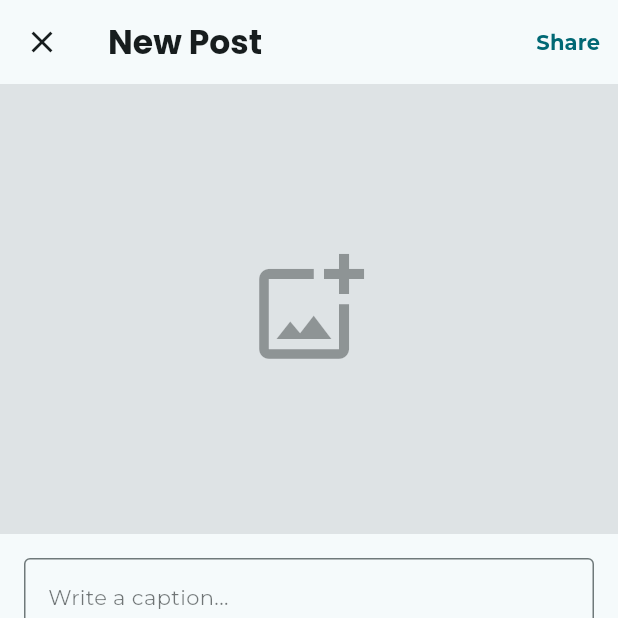
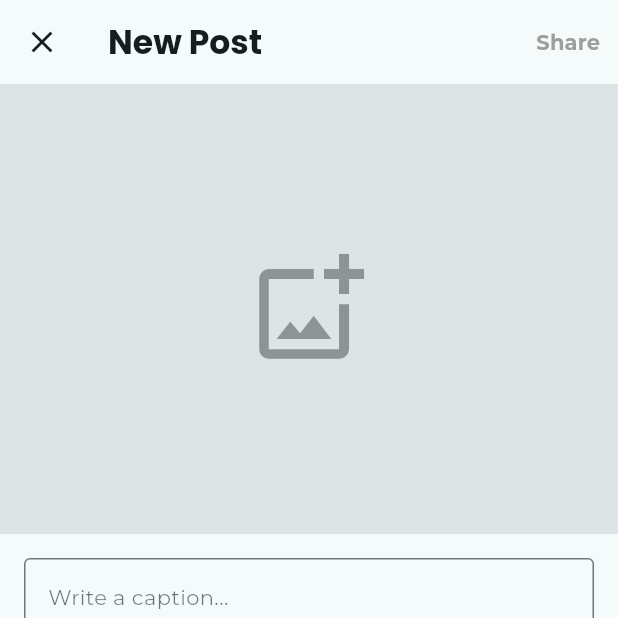
Before and after one commit to sandeeffendi/dicoding_story_app, a Flutter app: the CreatePostPage screen opened by its route, on a phone screen of 412 x 824 dp, the top half of it. Run offline on Flutter 3.47's test engine with Material 3 defaults, Android fonts, the phone set to English and light mode, and no system bars; our stand-ins replace freezed_annotation, geocoding, get_it, go_router, google_fonts, google_maps_flutter and 4 more; accounts and stored records are empty.

Commit message:
Merge Pull Request #13 from Branch feat/post-part2 into Branch Part-2
* feat(post): create post location page to select user story location

* feat(post): migrate post location page state mangement with provider

* feat(post): implement add story location feature on post page

```diff
--- a/lib/app/story_app_router.dart
+++ b/lib/app/story_app_router.dart
@@ -10,6 +10,7 @@ import 'package:intermediate_first_submission/features/detail/pages/detail_page.
 import 'package:intermediate_first_submission/features/explore/pages/explore_page.dart';
 import 'package:intermediate_first_submission/features/feed/pages/feed_page.dart';
 import 'package:intermediate_first_submission/features/home/pages/home_page.dart';
+import 'package:intermediate_first_submission/features/post/pages/post_location_page.dart';
 import 'package:intermediate_first_submission/features/post/pages/post_page.dart';
 import 'package:intermediate_first_submission/features/profile/pages/profile_page.dart';
 
@@ -32,6 +33,7 @@ class StoryAppRouter {
   static const String profile = '/profile';
   static const String detail = '/detail';
   static const String location = '/location';
+  static const String postLocation = '/pickLocation';
 
   /* --- Routes --- */
   StoryAppRouter() {
@@ -126,6 +128,12 @@ class StoryAppRouter {
             return DetailMapsPage(storyLat: lat, storyLon: lon);
           },
         ),
+
+        // post location route
+        GoRoute(
+          path: postLocation,
+          builder: (context, state) => const PostLocationPage(),
+        ),
       ],
     );
   }
--- a/lib/core/data/models/story/add_story_request_model.dart
+++ b/lib/core/data/models/story/add_story_request_model.dart
@@ -9,6 +9,8 @@ sealed class AddStoryRequestModel with _$AddStoryRequestModel {
   const factory AddStoryRequestModel({
     required String description,
     required List<int> photo,
+    double? lat,
+    double? lon,
   }) = _AddStoryRequestModel;
 
   factory AddStoryRequestModel.fromJson(Map<String, dynamic> json) =>
--- a/lib/core/data/repositories/story_repository_impl.dart
+++ b/lib/core/data/repositories/story_repository_impl.dart
@@ -57,6 +57,8 @@ class StoryRepositoryImpl implements StoryRepository {
       story: AddStoryRequestModel(
         description: storyRequest.description ?? ' ',
         photo: compressedImage,
+        lat: storyRequest.lat,
+        lon: storyRequest.lon,
       ),
     );
 
--- a/lib/core/di/di.dart
+++ b/lib/core/di/di.dart
@@ -16,6 +16,7 @@ import 'package:intermediate_first_submission/features/auth/provider/auth_provid
 import 'package:intermediate_first_submission/features/detail/provider/detail_maps_provider.dart';
 import 'package:intermediate_first_submission/features/detail/provider/detail_provider.dart';
 import 'package:intermediate_first_submission/features/feed/provider/feed_provider.dart';
+import 'package:intermediate_first_submission/features/post/provider/post_location_provider.dart';
 import 'package:intermediate_first_submission/features/post/provider/post_provider.dart';
 import 'package:intermediate_first_submission/features/profile/provider/profile_provider.dart';
 import 'package:shared_preferences/shared_preferences.dart';
@@ -72,4 +73,5 @@ Future<void> init(SharedPreferences prefs) async {
   sl.registerFactory(() => ProfileProvider());
   sl.registerFactory(() => DetailProvider(getStoryByIdUsecase: sl()));
   sl.registerFactory(() => DetailMapsProvider());
+  sl.registerFactory(() => PostLocationProvider());
 }
--- a/lib/core/domain/usecases/story/add_story_withtoken_usecase.dart
+++ b/lib/core/domain/usecases/story/add_story_withtoken_usecase.dart
@@ -10,12 +10,16 @@ class AddStoryWithtokenUsecase {
     required String token,
     required String description,
     required List<int> photo,
+    double? lat,
+    double? lon,
   }) {
     return storyRepository.addStoryWithToken(
       token: token,
       storyRequest: AddStoryRequestEntity(
         description: description,
         photo: photo,
+        lat: lat,
+        lon: lon,
       ),
     );
   }
--- a/lib/features/post/pages/post_page.dart
+++ b/lib/features/post/pages/post_page.dart
@@ -4,12 +4,13 @@ import 'dart:io';
 import 'package:flutter/material.dart';
 import 'package:get_it/get_it.dart';
 import 'package:go_router/go_router.dart';
+import 'package:google_maps_flutter/google_maps_flutter.dart';
 import 'package:image_picker/image_picker.dart';
 import 'package:intermediate_first_submission/app/story_app_router.dart';
 import 'package:intermediate_first_submission/core/services/session_services.dart';
-import 'package:intermediate_first_submission/generated/l10n/app_localizations.dart';
 import 'package:intermediate_first_submission/features/post/provider/post_provider.dart';
 import 'package:intermediate_first_submission/features/post/provider/post_state.dart';
+import 'package:intermediate_first_submission/generated/l10n/app_localizations.dart';
 import 'package:provider/provider.dart';
 
 class CreatePostPage extends StatefulWidget {
@@ -32,6 +33,7 @@ class _CreatePostPageState extends State<CreatePostPage> {
     Future.microtask(() {
       if (!mounted) return;
       context.read<PostProvider>().resetAddStoryState();
+      context.read<PostProvider>().clearSelectedLocation();
     });
 
     sessionServices = GetIt.instance<SessionServices>();
@@ -107,16 +109,32 @@ class _CreatePostPageState extends State<CreatePostPage> {
                 });
               }
 
+              // empty state
+              if (imageFile == null) {
+                return Padding(
+                  padding: const EdgeInsets.symmetric(horizontal: 12),
+                  child: Text(
+                    AppLocalizations.of(context)!.shareTitle,
+                    style: theme.textTheme.labelLarge?.copyWith(
+                      color: Colors.grey,
+                      fontWeight: FontWeight.bold,
+                    ),
+                  ),
+                );
+              }
+
               return TextButton(
                 onPressed: postProvider.state.status == PostStatus.loading
                     ? null
-                    : () {
-                        postProvider.addStory(
+                    : () async {
+                        await postProvider.addStory(
                           token: token ?? '',
                           description: _descriptionController.text.isEmpty
                               ? ''
                               : _descriptionController.text,
-                          photo: imageFile!,
+                          photo: imageFile,
+                          lat: postProvider.selectedLat,
+                          lon: postProvider.selectedLon,
                         );
                       },
                 child: Text(
@@ -247,17 +265,101 @@ class _CreatePostPageState extends State<CreatePostPage> {
                     color: theme.colorScheme.onSurface,
                   ),
                   title: Text(
-                    AppLocalizations.of(context)!.addLocationTitle,
+                    postProvider.selectedLocationName ??
+                        AppLocalizations.of(context)!.addLocationTitle,
                     style: theme.textTheme.bodyLarge,
+                    overflow: TextOverflow.ellipsis,
+                    maxLines: 1,
                   ),
+                  subtitle: postProvider.selectedLat != null
+                      ? Padding(
+                          padding: const EdgeInsets.only(top: 6),
+                          child: Text(
+                            '${postProvider.selectedLat}, ${postProvider.selectedLon}',
+                            style: theme.textTheme.bodySmall,
+                            overflow: TextOverflow.ellipsis,
+                            maxLines: 2,
+                          ),
+                        )
+                      : null,
                   trailing: Icon(
                     Icons.chevron_right,
                     color: theme.colorScheme.onSurface,
                   ),
                   onTap: () {
                     // Handle location selection
+                    context.push(StoryAppRouter.postLocation);
                   },
                 ),
+
+                // preview google maps if user has location data
+                if (postProvider.selectedLat != null &&
+                    postProvider.selectedLon != null) ...[
+                  const SizedBox(height: 8),
+                  Padding(
+                    padding: const EdgeInsets.only(bottom: 16),
+                    child: Container(
+                      height: 200,
+                      margin: const EdgeInsets.symmetric(horizontal: 16),
+                      clipBehavior: Clip.antiAlias,
+                      decoration: BoxDecoration(
+                        borderRadius: BorderRadius.circular(12),
+                        border: Border.all(color: theme.colorScheme.outline),
+                      ),
+                      child: GoogleMap(
+                        initialCameraPosition: CameraPosition(
+                          target: LatLng(
+                            postProvider.selectedLat!,
+                            postProvider.selectedLon!,
+                          ),
+                          zoom: 15,
+                        ),
+                        markers: {
+                          Marker(
+                            markerId: const MarkerId('selected-location'),
+                            position: LatLng(
+                              postProvider.selectedLat!,
+                              postProvider.selectedLon!,
+                            ),
+                          ),
+                        },
+                        myLocationButtonEnabled: false,
+                        zoomControlsEnabled: false,
+                        mapToolbarEnabled: false,
+                        scrollGesturesEnabled: false,
+                        zoomGesturesEnabled: false,
+                        rotateGesturesEnabled: false,
+                        tiltGesturesEnabled: false,
+                        liteModeEnabled: true, // Mode lite untuk preview statis
+                      ),
+                    ),
+                  ),
+
+                  Padding(
+                    padding: const EdgeInsets.only(
+                      left: 70,
+                      right: 70,
+                      bottom: 20,
+                    ),
+                    child: ElevatedButton(
+                      onPressed: () {
+                        postProvider.clearSelectedLocation();
+                      },
+                      style: ElevatedButton.styleFrom(
+                        backgroundColor: Colors.red,
+                      ),
+                      child: Center(
+                        child: Text(
+                          AppLocalizations.of(context)!.removeLocationTitle,
+                          style: theme.textTheme.bodyMedium?.copyWith(
+                            fontWeight: FontWeight.bold,
+                            color: theme.colorScheme.surface,
+                          ),
+                        ),
+                      ),
+                    ),
+                  ),
+                ],
               ],
             );
           },
--- a/lib/features/post/provider/post_provider.dart
+++ b/lib/features/post/provider/post_provider.dart
@@ -23,6 +23,15 @@ class PostProvider extends ChangeNotifier {
   File? _pickedImage;
   File? get pickedImage => _pickedImage;
 
+  double? _selectedLat;
+  double? get selectedLat => _selectedLat;
+
+  double? _selectedLon;
+  double? get selectedLon => _selectedLon;
+
+  String? _selectedLocationName;
+  String? get selectedLocationName => _selectedLocationName;
+
   void setPickedImage(File value) {
     _pickedImage = value;
     notifyListeners();
@@ -37,6 +46,8 @@ class PostProvider extends ChangeNotifier {
     required String token,
     String description = '',
     required File photo,
+    double? lat,
+    double? lon,
   }) async {
     _state = _state.copyWith(status: PostStatus.loading);
     notifyListeners();
@@ -48,6 +59,8 @@ class PostProvider extends ChangeNotifier {
         token: token,
         description: description,
         photo: photoToInt,
+        lat: lat,
+        lon: lon,
       );
 
       if (result.error == true) {
@@ -74,4 +87,24 @@ class PostProvider extends ChangeNotifier {
 
     notifyListeners();
   }
+
+  // set selected location
+  void setSelectedLocation({
+    required double lat,
+    required double lon,
+    String? locationName,
+  }) {
+    _selectedLat = lat;
+    _selectedLon = lon;
+    _selectedLocationName = locationName;
+    notifyListeners();
+  }
+
+  // reset selected location
+  void clearSelectedLocation() {
+    _selectedLat = null;
+    _selectedLon = null;
+    _selectedLocationName = null;
+    notifyListeners();
+  }
 }
--- a/lib/l10n/app_en.arb
+++ b/lib/l10n/app_en.arb
@@ -22,5 +22,6 @@
   "editProfileTitle": "Edit Profile",
   "logOutTitle": "Log out",
   "othersTitle": "Others",
-  "locationTitle": "Location"
+  "locationTitle": "Location",
+  "removeLocationTitle" : "Remove Location"
 }
--- a/lib/l10n/app_id.arb
+++ b/lib/l10n/app_id.arb
@@ -22,5 +22,6 @@
   "editProfileTitle": "Perbarui Profile",
   "logOutTitle": "Keluar",
   "othersTitle": "Lainnya",
-  "locationTitle" : "Lokasi"
+  "locationTitle": "Lokasi",
+  "removeLocationTitle": "Hapus Lokasi"
 }
--- a/lib/main.dart
+++ b/lib/main.dart
@@ -4,6 +4,7 @@ import 'package:intermediate_first_submission/features/auth/provider/auth_provid
 import 'package:intermediate_first_submission/features/detail/provider/detail_maps_provider.dart';
 import 'package:intermediate_first_submission/features/detail/provider/detail_provider.dart';
 import 'package:intermediate_first_submission/features/feed/provider/feed_provider.dart';
+import 'package:intermediate_first_submission/features/post/provider/post_location_provider.dart';
 import 'package:intermediate_first_submission/features/post/provider/post_provider.dart';
 import 'package:intermediate_first_submission/features/profile/provider/profile_provider.dart';
 import 'package:provider/provider.dart';
@@ -31,6 +32,7 @@ void main() async {
         ChangeNotifierProvider(create: (_) => di.sl<ProfileProvider>()),
         ChangeNotifierProvider(create: (_) => di.sl<DetailProvider>()),
         ChangeNotifierProvider(create: (_) => di.sl<DetailMapsProvider>()),
+        ChangeNotifierProvider(create: (_) => di.sl<PostLocationProvider>()),
       ],
       child: const StoryApp(),
     ),
```
Also changed, not shown: lib/core/data/datasource/main_remote_datasource.dart (+7 -0 lines), lib/features/post/pages/post_location_page.dart (added, +155 -0 lines), lib/features/post/provider/post_location_provider.dart (added, +183 -0 lines), lib/features/post/provider/post_location_state.dart (added, +44 -0 lines), lib/core/data/models/story/add_story_request_model.freezed.dart, lib/core/data/models/story/add_story_request_model.g.dart, lib/generated/l10n/app_localizations.dart, lib/generated/l10n/app_localizations_en.dart, lib/generated/l10n/app_localizations_id.dart.
